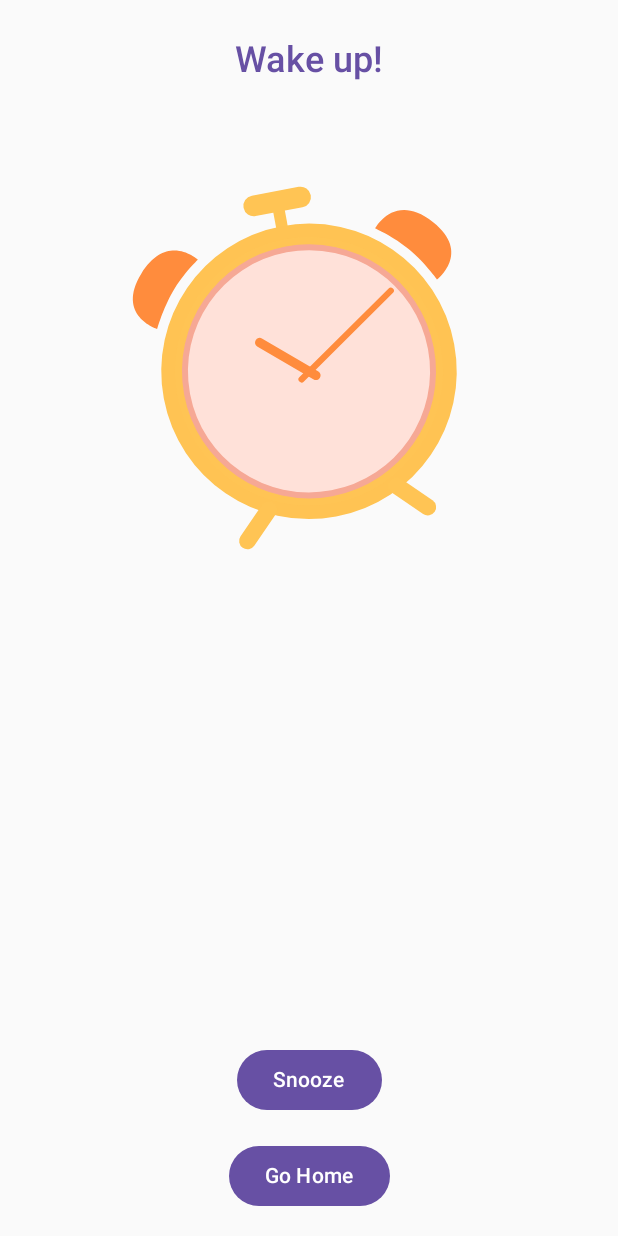
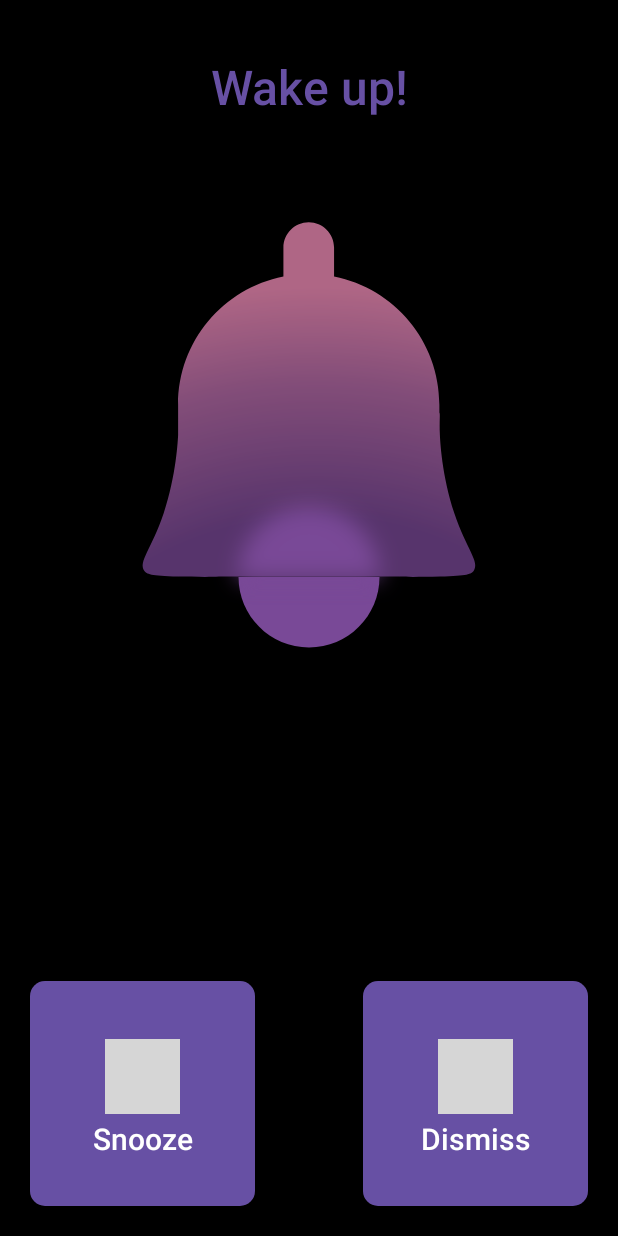
Before and after one commit to Niyush-04/pbl_clocky, an Android app built with Jetpack Compose: the AlarmActivity screen opened directly, with no data from a screen before it, on a phone screen of 412 x 824 dp. Run offline under Robolectric (Android 15) with nearby library versions, the phone set to English and light mode, and no system bars; 2 statements that could not run were skipped; grey boxes are pictures that could not be loaded.

Commit message:
work on alarm (BACKUP2)

```diff
--- a/app/src/main/java/itm/pbl/clocky/MainActivity.kt
+++ b/app/src/main/java/itm/pbl/clocky/MainActivity.kt
@@ -57,7 +57,7 @@ class MainActivity : AppCompatActivity() {
         Room.databaseBuilder(
             applicationContext,
             AlarmDatabase::class.java,
-            "room.db"
+            "alarm.db"
         ).build()
     }
 
--- a/app/src/main/java/itm/pbl/clocky/alarmManager/AlarmActivity.kt
+++ b/app/src/main/java/itm/pbl/clocky/alarmManager/AlarmActivity.kt
@@ -6,22 +6,35 @@ import android.content.Intent
 import android.os.Bundle
 import androidx.activity.ComponentActivity
 import androidx.activity.compose.setContent
+import androidx.compose.foundation.background
+import androidx.compose.foundation.clickable
+import androidx.compose.foundation.layout.Arrangement
 import androidx.compose.foundation.layout.Box
 import androidx.compose.foundation.layout.Column
+import androidx.compose.foundation.layout.Row
 import androidx.compose.foundation.layout.Spacer
 import androidx.compose.foundation.layout.aspectRatio
 import androidx.compose.foundation.layout.fillMaxSize
 import androidx.compose.foundation.layout.fillMaxWidth
 import androidx.compose.foundation.layout.padding
+import androidx.compose.foundation.layout.size
+import androidx.compose.foundation.shape.RoundedCornerShape
+import androidx.compose.material.icons.Icons
+import androidx.compose.material.icons.twotone.AlarmOff
+import androidx.compose.material.icons.twotone.Snooze
 import androidx.compose.material3.Button
+import androidx.compose.material3.Icon
 import androidx.compose.material3.MaterialTheme
 import androidx.compose.material3.Text
 import androidx.compose.runtime.Composable
 import androidx.compose.ui.Alignment
 import androidx.compose.ui.Modifier
+import androidx.compose.ui.draw.clip
 import androidx.compose.ui.draw.scale
+import androidx.compose.ui.graphics.Color
 import androidx.compose.ui.text.TextStyle
 import androidx.compose.ui.text.font.FontWeight
+import androidx.compose.ui.tooling.preview.Preview
 import androidx.compose.ui.unit.dp
 import androidx.compose.ui.unit.sp
 import itm.pbl.clocky.MainActivity
@@ -40,22 +53,19 @@ class AlarmActivity : ComponentActivity() {
 @Composable
 fun AlarmContent(activity: ComponentActivity) {
 
-    Box(
-        modifier = Modifier
-            .padding(16.dp)
-            .fillMaxSize()
-            .padding(horizontal = 16.dp)
-        , contentAlignment = Alignment.TopCenter
-    ) {
     Column(
-            horizontalAlignment =
-            Alignment.CenterHorizontally
+        modifier = Modifier.fillMaxSize()
+            .background(Color.Black)
+            .padding(start = 20.dp, top = 30.dp, bottom = 20.dp, end = 20.dp),
+        horizontalAlignment = Alignment.CenterHorizontally,
+        verticalArrangement = Arrangement.Center,
+
     ) {
         Text(
             modifier = Modifier.padding(10.dp),
             text = "Wake up!",
             style = TextStyle(
-                    fontSize = 24.sp,
+                fontSize = 32.sp,
                 fontWeight = FontWeight.SemiBold,
                 color = MaterialTheme.colorScheme.primary
             )
@@ -66,39 +76,96 @@ fun AlarmContent(activity: ComponentActivity) {
             modifier = Modifier
                 .fillMaxWidth()
                 .aspectRatio(1f)
-                    .scale(1.5f)
+                .padding(10.dp)
         ) {
             AlarmAnimation()
         }
 
         Spacer(modifier = Modifier.weight(1f))
 
-            Button(
-                onClick = {
-                    snoozeAlarm(activity)
-                })
-            {
-                Text(text = "Snooze")
+        Row(
+            modifier = Modifier.fillMaxWidth(),
+            verticalAlignment = Alignment.CenterVertically,
+            horizontalArrangement = Arrangement.SpaceBetween
+        ) {
+            Box(
+                modifier = Modifier
+                    .size(150.dp)
+                    .clip(RoundedCornerShape(10.dp))
+                    .background(MaterialTheme.colorScheme.primary)
+                    .clickable { snoozeAlarm(activity) },
+                contentAlignment = Alignment.Center
+            ) {
+                Column(
+                    modifier = Modifier.fillMaxSize(),
+                    verticalArrangement = Arrangement.Center,
+                    horizontalAlignment = Alignment.CenterHorizontally
+                ) {
+
+                    Icon(
+                        modifier = Modifier
+                            .padding(5.dp)
+                            .size(50.dp),
+                        imageVector = Icons.TwoTone.Snooze,
+                        contentDescription = "Snooze",
+                        tint = MaterialTheme.colorScheme.onPrimary
+                    )
+
+                    Text(
+                        text = "Snooze", style = TextStyle(
+                            fontSize = 20.sp,
+                            fontWeight = FontWeight.SemiBold,
+                            color = MaterialTheme.colorScheme.onPrimary
+                        )
+                    )
+                }
             }
 
-            Spacer(modifier = Modifier.padding(8.dp))
+            Box(
+                modifier = Modifier
+                    .size(150.dp)
+                    .clip(RoundedCornerShape(10.dp))
+                    .background(MaterialTheme.colorScheme.primary)
+                    .clickable { shutDownAlarm(activity) },
+                contentAlignment = Alignment.Center
+            ) {
+                Column(
+                    modifier = Modifier.fillMaxSize(),
+                    verticalArrangement = Arrangement.Center,
+                    horizontalAlignment = Alignment.CenterHorizontally
+                ) {
 
-            Button(
-                onClick = {
+                    Icon(
+                        modifier = Modifier
+                            .padding(5.dp)
+                            .size(50.dp),
+                        imageVector = Icons.TwoTone.AlarmOff,
+                        contentDescription = "Snooze",
+                        tint = MaterialTheme.colorScheme.onPrimary
+                    )
 
-                    shutDownAlarm(activity)
-
-                })
-            {
-                Text(text = "Go Home")
+                    Text(
+                        text = "Dismiss", style = TextStyle(
+                            fontSize = 20.sp,
+                            fontWeight = FontWeight.SemiBold,
+                            color = MaterialTheme.colorScheme.onPrimary
+                        )
+                    )
+                }
             }
         }
     }
 }
 
+@Preview(showBackground = true)
+@Composable
+fun AlarmContentPreview() {
+    AlarmContent(activity = ComponentActivity())
+}
+
 fun shutDownAlarm(context: Context) {
 
-    val serviceIntent = Intent(context,AlarmService::class.java).apply {
+    val serviceIntent = Intent(context, AlarmService::class.java).apply {
         addFlags(Intent.FLAG_ACTIVITY_NEW_TASK)
     }
 
@@ -115,8 +182,8 @@ fun shutDownAlarm(context: Context) {
     context.startActivity(homeIntent)
 }
 
-fun snoozeAlarm(context: Context){
-    val serviceIntent = Intent(context,AlarmService::class.java).apply {
+fun snoozeAlarm(context: Context) {
+    val serviceIntent = Intent(context, AlarmService::class.java).apply {
         addFlags(Intent.FLAG_ACTIVITY_NEW_TASK)
     }
 
@@ -132,5 +199,5 @@ fun snoozeAlarm(context: Context){
 
     minute += 1
 
-    setAlarm(context,hourOfDay,minute)
+    setAlarm(context, hourOfDay, minute)
 }
--- a/app/src/main/java/itm/pbl/clocky/data/alarm/Alarm.kt
+++ b/app/src/main/java/itm/pbl/clocky/data/alarm/Alarm.kt
@@ -7,7 +7,7 @@ import androidx.room.PrimaryKey
 data class Alarm(
     @PrimaryKey(autoGenerate = true)
     val alarmId: Int = 0,
-    var hour: Int,
-    var minute: Int,
+    var hour: String,
+    var minute: String,
     var title: String,
 )
--- a/app/src/main/java/itm/pbl/clocky/presentation/alarm/AlarmEvents.kt
+++ b/app/src/main/java/itm/pbl/clocky/presentation/alarm/AlarmEvents.kt
@@ -6,8 +6,8 @@ sealed interface AlarmEvent {
     data class DeleteAlarm(val alarm: Alarm): AlarmEvent
 
     data class SaveAlarm(
-        val hour: Int,
-        val minute: Int,
+        val hour: String,
+        val minute: String,
         val title: String
     ): AlarmEvent
 }
--- a/app/src/main/java/itm/pbl/clocky/presentation/alarm/AlarmState.kt
+++ b/app/src/main/java/itm/pbl/clocky/presentation/alarm/AlarmState.kt
@@ -6,7 +6,7 @@ import itm.pbl.clocky.data.alarm.Alarm
 
 data class AlarmState(
     val alarms: List<Alarm> = emptyList(),
-    val hour: MutableState<Int> = mutableStateOf(0),
-    val minute: MutableState<Int> = mutableStateOf(0),
+    val hour: MutableState<String> = mutableStateOf(""),
+    val minute: MutableState<String> = mutableStateOf(""),
     val title: MutableState<String> = mutableStateOf("")
 )
--- a/app/src/main/java/itm/pbl/clocky/presentation/alarm/AlarmViewModel.kt
+++ b/app/src/main/java/itm/pbl/clocky/presentation/alarm/AlarmViewModel.kt
@@ -58,8 +58,8 @@ class AlarmViewModel(
 
                 _state.update {
                     it.copy(
-                        hour = mutableStateOf(0),
-                        minute = mutableStateOf(0),
+                        hour = mutableStateOf(""),
+                        minute = mutableStateOf(""),
                         title = mutableStateOf("")
                     )
                 }
--- a/app/src/main/res/values/themes.xml
+++ b/app/src/main/res/values/themes.xml
@@ -2,4 +2,5 @@
 <resources>
 
     <style name="Theme.Clocky" parent="android:Theme.Material.Light.NoActionBar" />
+
 </resources>
```
Also changed, not shown: app/src/main/java/itm/pbl/clocky/presentation/alarm/AlarmAnimation.kt (+10 -0 lines), app/src/main/java/itm/pbl/clocky/presentation/alarm/AlarmScreen.kt (+28 -48 lines), app/src/main/res/raw/alarm_animation.json (+1 -1 lines). Lines whose indentation alone changed are shown as unchanged.
